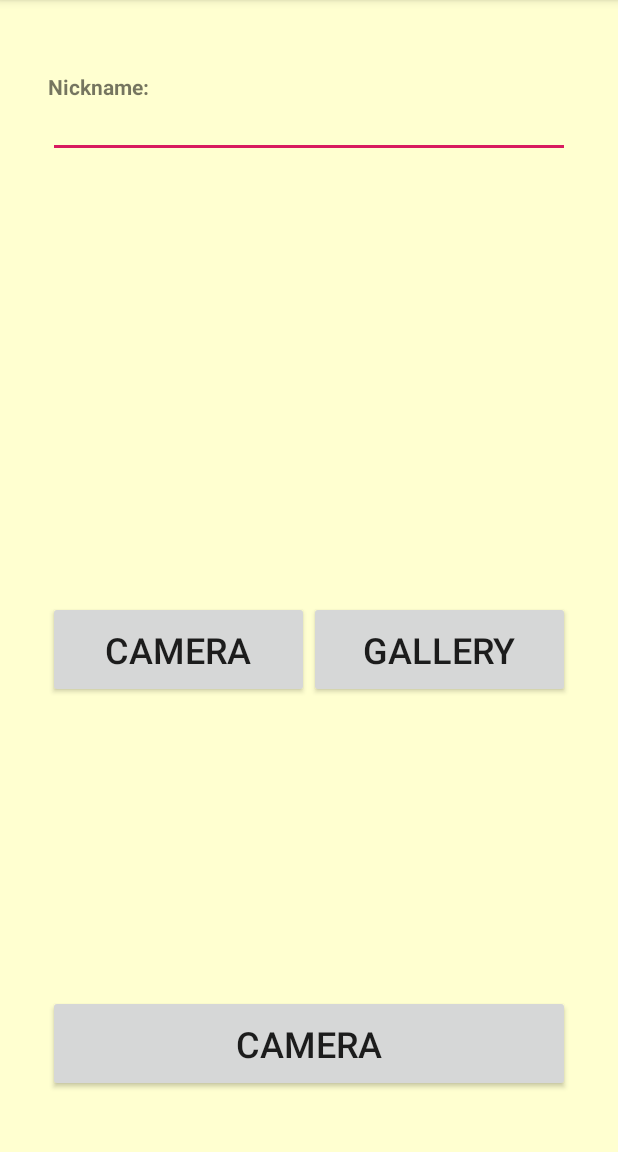
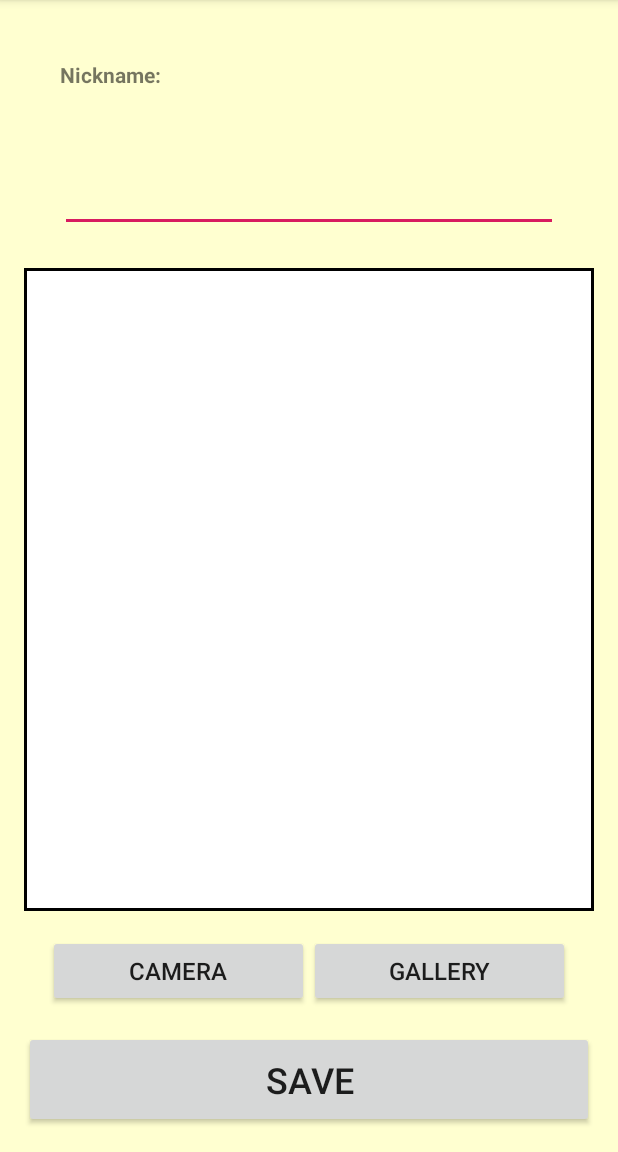
Before and after one commit to MarcoFidalgo/AMOV1920_sudoku, an Android app: the ProfileActivity screen opened directly, with no data from a screen before it, on a phone screen of 412 x 824 dp, the part 84-1236 px from its top. Run offline under Robolectric (Android 15) with nearby library versions, the phone set to English and light mode, and no system bars.

Commit message:
profile activty

```diff
--- a/SudokuCANVAS/app/src/main/AndroidManifest.xml
+++ b/SudokuCANVAS/app/src/main/AndroidManifest.xml
@@ -5,11 +5,14 @@
     <uses-permission android:name="android.permission.INTERNET" />
     <uses-permission android:name="android.permission.ACCESS_NETWORK_STATE" />
     <uses-permission android:name="android.permission.ACCESS_WIFI_STATE" />
+    <uses-permission android:name="android.permission.READ_EXTERNAL_STORAGE" />
+    <uses-permission android:name="android.permission.WRITE_EXTERNAL_STORAGE" />
 
     <application
         android:allowBackup="true"
         android:icon="@mipmap/ic_launcher"
         android:label="@string/app_name"
+        android:requestLegacyExternalStorage="true"
         android:roundIcon="@mipmap/ic_launcher_round"
         android:supportsRtl="true"
         android:theme="@style/AppTheme">
--- a/SudokuCANVAS/app/src/main/java/com/example/sudokupraticaraula17_12_2019/SudokuView.java
+++ b/SudokuCANVAS/app/src/main/java/com/example/sudokupraticaraula17_12_2019/SudokuView.java
@@ -17,9 +17,11 @@ public class SudokuView extends View {
 
     Paint paintMainLines, paintSubLines, paintMainNumbers, paintSmallNumbers;
     Jogo jogo;
+    int [][] initialBoard;
     public SudokuView(Context context, Jogo jogo) {
         super(context);
         this.jogo = jogo;
+        this.initialBoard = jogo.board;
 
         createPaints();
 
--- a/SudokuCANVAS/app/src/main/res/layout/activity_main.xml
+++ b/SudokuCANVAS/app/src/main/res/layout/activity_main.xml
@@ -90,7 +90,7 @@
         android:background="@drawable/estilo_botoes"
         android:onClick="trataBotaoProfile"
         android:padding="8dp"
-        android:text="@string/botaoM3"
+        android:text="@string/botaoProfile"
         android:textColor="#965003"
         app:layout_constraintEnd_toEndOf="parent"
         app:layout_constraintHorizontal_bias="0.5"
--- a/SudokuCANVAS/app/src/main/res/layout/activity_profile.xml
+++ b/SudokuCANVAS/app/src/main/res/layout/activity_profile.xml
@@ -11,44 +11,53 @@
 
     <LinearLayout
         android:layout_width="match_parent"
-        android:layout_height="match_parent"
-        android:layout_weight="3"
+        android:layout_height="wrap_content"
+        android:layout_weight="1"
         android:orientation="vertical"
-        android:padding="16dp">
+        android:padding="24dp">
 
         <TextView
             android:id="@+id/nometv"
             android:layout_width="match_parent"
             android:layout_height="wrap_content"
-            android:layout_marginTop="16dp"
             android:text="@string/nicknametv"
             android:textStyle="bold" />
 
         <EditText
-            android:id="@+id/nome_editor"
+            android:id="@+id/etNome"
+            android:layout_marginTop="8dp"
             android:layout_width="match_parent"
-            android:layout_height="wrap_content" />
+            android:layout_height="match_parent" />
 
 
     </LinearLayout>
 
     <LinearLayout
         android:layout_width="match_parent"
-        android:layout_height="match_parent"
-        android:layout_weight="1"
+        android:layout_height="wrap_content"
+        android:layout_weight="10"
         android:orientation="vertical">
-
-        <ImageView
-            android:id="@+id/ivCamera"
-            android:layout_width="match_parent"
-            android:layout_height="match_parent"
-            android:layout_margin="16dp"
-            android:layout_weight="1" />
 
         <LinearLayout
             android:layout_width="match_parent"
             android:layout_height="match_parent"
-            android:layout_weight="1"
+            android:layout_weight="2"
+            android:background="#000000"
+            android:orientation="vertical"
+            android:padding="2dp">
+
+            <ImageView
+                android:id="@+id/ivProfilePic"
+                android:layout_width="match_parent"
+                android:layout_height="match_parent"
+                android:background="#FFFFFF" />
+
+        </LinearLayout>
+
+
+        <LinearLayout
+            android:layout_width="match_parent"
+            android:layout_height="wrap_content"
             android:orientation="horizontal"
             android:padding="16dp">
 
@@ -57,38 +66,27 @@
                 android:layout_height="wrap_content"
                 android:layout_weight="1"
                 android:onClick="onAbrirCamera"
-                android:padding="16dp"
+                android:padding="8dp"
                 android:text="@string/camera"
-                android:textSize="24sp" />
+                android:textSize="16sp" />
 
             <Button
                 android:layout_width="match_parent"
                 android:layout_height="wrap_content"
                 android:layout_weight="1"
                 android:onClick="onAbrirGaleria"
-                android:padding="16dp"
                 android:text="@string/gallery"
-                android:textSize="24sp" />
+                android:textSize="16sp" />
         </LinearLayout>
 
     </LinearLayout>
 
-    <LinearLayout
+    <Button
         android:layout_width="match_parent"
-        android:layout_height="match_parent"
-        android:layout_weight="3"
-        android:orientation="horizontal"
-        android:padding="16dp">
-
-        <Button
-            android:layout_width="match_parent"
-            android:layout_height="wrap_content"
-            android:layout_weight="1"
-            android:onClick="onGuardarPerfil"
-            android:padding="16dp"
-            android:text="@string/camera"
-            android:textSize="24sp" />
-
-    </LinearLayout>
+        android:layout_height="wrap_content"
+        android:padding="16dp"
+        android:text="@string/profileSave"
+        android:onClick="onSave"
+        android:textSize="24sp" />
 
 </LinearLayout>
--- a/SudokuCANVAS/app/src/main/res/values/strings.xml
+++ b/SudokuCANVAS/app/src/main/res/values/strings.xml
@@ -19,4 +19,6 @@
     <string name="camera">Camera</string>
     <string name="gallery">Gallery</string>
     <string name="nicknametv">Nickname:</string>
+    <string name="profileSave">Save</string>
+    <string name="botaoProfile">Create Profile</string>
 </resources>
```
Also changed, not shown: SudokuCANVAS/app/src/main/java/com/example/sudokupraticaraula17_12_2019/JogoActivity.java (+10 -1 lines), SudokuCANVAS/app/src/main/java/com/example/sudokupraticaraula17_12_2019/ProfileActivity.java (+127 -0 lines), 1 other file.
